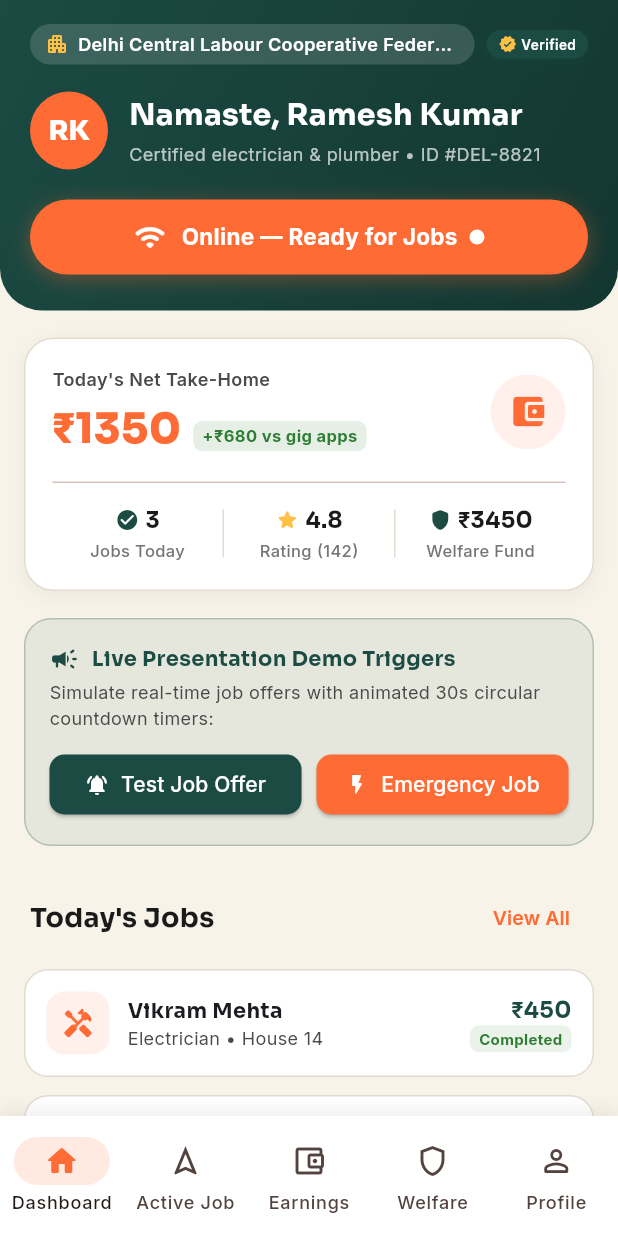
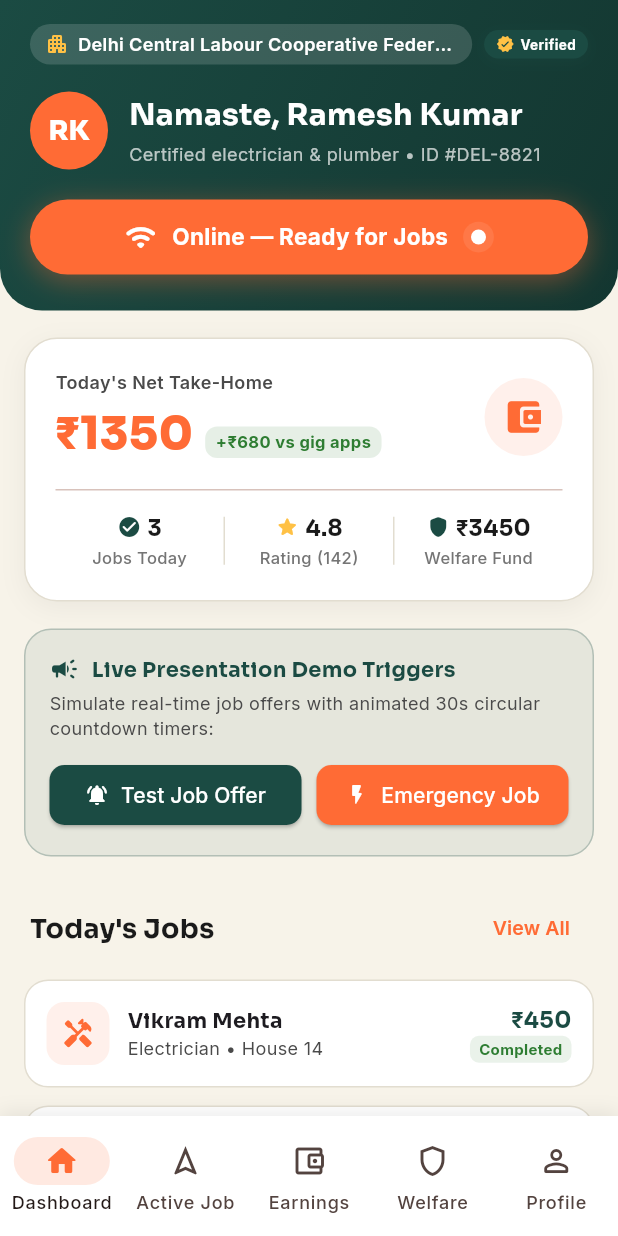
Before and after one commit to Sahakaryaa/worker-app, a Flutter app: the screen it shows after launch, on a phone screen of 412 x 824 dp. Run offline on Flutter 3.47's test engine with Material 3 defaults, Android fonts, the phone set to English and light mode, and no system bars; drawn by our look-alikes of flutter_animate; our stand-ins replace device_preview, dio, fl_chart, flutter_map, flutter_riverpod, flutter_secure_storage and 5 more; network calls fail.

Commit message:
feat(ui): implement immersive UI skill refinements (spring toggle, GlassCard, countdown ring, haptics)

```diff
--- a/lib/widgets/availability_toggle.dart
+++ b/lib/widgets/availability_toggle.dart
@@ -1,23 +1,50 @@
 import 'package:flutter/material.dart';
+import 'package:flutter/services.dart';
 import 'package:flutter_riverpod/flutter_riverpod.dart';
 import 'package:google_fonts/google_fonts.dart';
 import '../theme/app_colors.dart';
 import '../providers/availability_provider.dart';
 
-/// Hero Availability Toggle element per 03-worker-app-flutter.md §4.
-/// Prominently displays online/offline readiness with AnimatedContainer transition.
-class AvailabilityToggle extends ConsumerWidget {
+/// Hero Availability Toggle element per 03-worker-app-flutter.md §4 & 08-flutter-immersive-ui-skill.md §4.6.
+/// Prominently displays online/offline readiness with spring motion, haptic pulse, and live radar wave.
+class AvailabilityToggle extends ConsumerStatefulWidget {
   const AvailabilityToggle({super.key});
 
   @override
-  Widget build(BuildContext context, WidgetRef ref) {
+  ConsumerState<AvailabilityToggle> createState() => _AvailabilityToggleState();
+}
+
+class _AvailabilityToggleState extends ConsumerState<AvailabilityToggle>
+    with SingleTickerProviderStateMixin {
+  late final AnimationController _pulseController;
+
+  @override
+  void initState() {
+    super.initState();
+    _pulseController = AnimationController(
+      vsync: this,
+      duration: const Duration(milliseconds: 1600),
+    )..repeat();
+  }
+
+  @override
+  void dispose() {
+    _pulseController.dispose();
+    super.dispose();
+  }
+
+  @override
+  Widget build(BuildContext context) {
     final isOnline = ref.watch(availabilityProvider);
 
     return GestureDetector(
-      onTap: () => ref.read(availabilityProvider.notifier).toggle(),
+      onTap: () {
+        HapticFeedback.mediumImpact();
+        ref.read(availabilityProvider.notifier).toggle();
+      },
       child: AnimatedContainer(
-        duration: const Duration(milliseconds: 280),
-        curve: Curves.easeOutCubic,
+        duration: const Duration(milliseconds: 320),
+        curve: Curves.elasticOut,
         padding: const EdgeInsets.symmetric(horizontal: 20, vertical: 14),
         decoration: BoxDecoration(
           color: isOnline ? AppColors.orange : const Color(0xFFE0DDD5),
@@ -25,10 +52,10 @@ class AvailabilityToggle extends ConsumerWidget {
           boxShadow: [
             BoxShadow(
               color: isOnline
-                  ? AppColors.orange.withValues(alpha: 0.35)
+                  ? AppColors.orange.withValues(alpha: 0.4)
                   : Colors.black.withValues(alpha: 0.05),
-              blurRadius: isOnline ? 12 : 4,
-              offset: const Offset(0, 3),
+              blurRadius: isOnline ? 16 : 4,
+              offset: const Offset(0, 4),
             ),
           ],
         ),
@@ -54,13 +81,45 @@ class AvailabilityToggle extends ConsumerWidget {
                 letterSpacing: 0.2,
               ),
             ),
-            const SizedBox(width: 8),
+            const SizedBox(width: 10),
+
+            // Live status dot with pulse radar when online
+            if (isOnline)
+              AnimatedBuilder(
+                animation: _pulseController,
+                builder: (context, child) {
+                  return Stack(
+                    alignment: Alignment.center,
+                    children: [
+                      Container(
+                        width: 10 + (12 * _pulseController.value),
+                        height: 10 + (12 * _pulseController.value),
+                        decoration: BoxDecoration(
+                          shape: BoxShape.circle,
+                          color: Colors.white.withValues(
+                            alpha: (1.0 - _pulseController.value) * 0.7,
+                          ),
+                        ),
+                      ),
+                      Container(
+                        width: 10,
+                        height: 10,
+                        decoration: const BoxDecoration(
+                          shape: BoxShape.circle,
+                          color: Colors.white,
+                        ),
+                      ),
+                    ],
+                  );
+                },
+              )
+            else
               Container(
                 width: 10,
                 height: 10,
                 decoration: BoxDecoration(
                   shape: BoxShape.circle,
-                color: isOnline ? Colors.white : Colors.grey.shade500,
+                  color: Colors.grey.shade600,
                 ),
               ),
           ],
--- a/lib/widgets/cooperative_badge.dart
+++ b/lib/widgets/cooperative_badge.dart
@@ -1,8 +1,10 @@
 import 'package:flutter/material.dart';
+import 'package:flutter_animate/flutter_animate.dart';
 import '../theme/app_colors.dart';
 
-/// Signature Cooperative Badge — Teal pill with Gold verified checkmark.
-class CooperativeBadge extends StatefulWidget {
+/// The signature "Cooperative Verified" badge — teal pill with gold checkmark.
+/// Features an elastic scale-in entrance animation and subtle gold shimmer respecting reduced motion.
+class CooperativeBadge extends StatelessWidget {
   final bool compact;
   final bool isCompact;
   final bool animate;
@@ -19,42 +21,10 @@ class CooperativeBadge extends StatefulWidget {
   bool get effectiveCompact => compact || isCompact;
 
   @override
-  State<CooperativeBadge> createState() => _CooperativeBadgeState();
-}
-
-class _CooperativeBadgeState extends State<CooperativeBadge>
-    with SingleTickerProviderStateMixin {
-  late final AnimationController _controller;
-  late final Animation<double> _scaleAnimation;
-
-  @override
-  void initState() {
-    super.initState();
-    _controller = AnimationController(
-      vsync: this,
-      duration: const Duration(milliseconds: 350),
-    );
-    _scaleAnimation = Tween<double>(begin: 0.8, end: 1.0).animate(
-      CurvedAnimation(parent: _controller, curve: Curves.elasticOut),
-    );
-    if (widget.animate) {
-      _controller.forward();
-    } else {
-      _controller.value = 1.0;
-    }
-  }
-
-  @override
-  void dispose() {
-    _controller.dispose();
-    super.dispose();
-  }
-
-  @override
   Widget build(BuildContext context) {
     final disableAnimations =
         MediaQuery.maybeOf(context)?.disableAnimations ?? false;
-    final isSmall = widget.effectiveCompact;
+    final isSmall = effectiveCompact;
 
     final badgeContent = Container(
       padding: EdgeInsets.symmetric(
@@ -66,8 +36,8 @@ class _CooperativeBadgeState extends State<CooperativeBadge>
         borderRadius: BorderRadius.circular(20),
         boxShadow: [
           BoxShadow(
-            color: AppColors.teal.withValues(alpha: 0.3),
-            blurRadius: 6,
+            color: AppColors.teal.withValues(alpha: 0.35),
+            blurRadius: 8,
             offset: const Offset(0, 2),
           ),
         ],
@@ -77,17 +47,16 @@ class _CooperativeBadgeState extends State<CooperativeBadge>
         children: [
           Icon(
             Icons.verified_rounded,
-            size: isSmall ? 12 : 14,
+            size: isSmall ? 12 : 15,
             color: AppColors.gold,
           ),
-          SizedBox(width: isSmall ? 3 : 5),
+          SizedBox(width: isSmall ? 4 : 6),
           Text(
-            widget.federationName ??
-                (isSmall ? 'Verified' : 'Cooperative Verified'),
+            federationName ?? (isSmall ? 'Verified' : 'Cooperative Verified'),
             style: TextStyle(
               color: Colors.white,
               fontSize: isSmall ? 9 : 11,
-              fontWeight: FontWeight.w600,
+              fontWeight: FontWeight.w700,
               letterSpacing: 0.3,
             ),
           ),
@@ -95,13 +64,23 @@ class _CooperativeBadgeState extends State<CooperativeBadge>
       ),
     );
 
-    if (disableAnimations || !widget.animate) {
+    if (disableAnimations || !animate) {
       return badgeContent;
     }
 
-    return ScaleTransition(
-      scale: _scaleAnimation,
-      child: badgeContent,
-    );
+    return badgeContent
+        .animate()
+        .fadeIn(duration: 350.ms)
+        .scale(
+          begin: const Offset(0.85, 0.85),
+          end: const Offset(1.0, 1.0),
+          curve: Curves.elasticOut,
+          duration: 600.ms,
+        )
+        .then(delay: 200.ms)
+        .shimmer(
+          duration: 1200.ms,
+          color: AppColors.gold.withValues(alpha: 0.4),
+        );
   }
 }
--- a/lib/widgets/earnings_summary_card.dart
+++ b/lib/widgets/earnings_summary_card.dart
@@ -1,8 +1,11 @@
 import 'package:flutter/material.dart';
+import 'package:flutter/services.dart';
 import 'package:google_fonts/google_fonts.dart';
+import 'package:flutter_animate/flutter_animate.dart';
 import '../theme/app_colors.dart';
 
 /// Metrics summary card displayed on Worker Home Dashboard.
+/// Enhanced with staggered entry and count-up formatting per 08-flutter-immersive-ui-skill.md §5.
 class EarningsSummaryCard extends StatelessWidget {
   final double todayEarnings;
   final int completedJobs;
@@ -22,16 +25,16 @@ class EarningsSummaryCard extends StatelessWidget {
   @override
   Widget build(BuildContext context) {
     return Container(
-      padding: const EdgeInsets.all(18),
+      padding: const EdgeInsets.all(20),
       decoration: BoxDecoration(
         color: AppColors.surface,
-        borderRadius: BorderRadius.circular(20),
+        borderRadius: BorderRadius.circular(22),
         border: Border.all(color: AppColors.border),
         boxShadow: [
           BoxShadow(
             color: Colors.black.withValues(alpha: 0.05),
-            blurRadius: 10,
-            offset: const Offset(0, 3),
+            blurRadius: 14,
+            offset: const Offset(0, 4),
           ),
         ],
       ),
@@ -60,7 +63,7 @@ class EarningsSummaryCard extends StatelessWidget {
                       Text(
                         '₹${todayEarnings.toStringAsFixed(0)}',
                         style: GoogleFonts.sora(
-                          fontSize: 28,
+                          fontSize: 30,
                           fontWeight: FontWeight.w800,
                           color: AppColors.orange,
                         ),
@@ -68,10 +71,10 @@ class EarningsSummaryCard extends StatelessWidget {
                       const SizedBox(width: 8),
                       Container(
                         padding: const EdgeInsets.symmetric(
-                            horizontal: 6, vertical: 2),
+                            horizontal: 7, vertical: 2.5),
                         decoration: BoxDecoration(
                           color: AppColors.success.withValues(alpha: 0.12),
-                          borderRadius: BorderRadius.circular(6),
+                          borderRadius: BorderRadius.circular(8),
                         ),
                         child: Text(
                           '+₹680 vs gig apps',
@@ -95,7 +98,7 @@ class EarningsSummaryCard extends StatelessWidget {
                 child: const Icon(
                   Icons.account_balance_wallet_rounded,
                   color: AppColors.orange,
-                  size: 26,
+                  size: 28,
                 ),
               ),
             ],
@@ -104,7 +107,7 @@ class EarningsSummaryCard extends StatelessWidget {
           const Divider(height: 1),
           const SizedBox(height: 14),
 
-          // 3 Quick Metrics
+          // 3 Quick Metrics (Bento subcells)
           Row(
             children: [
               // Jobs
@@ -130,7 +133,10 @@ class EarningsSummaryCard extends StatelessWidget {
               // Welfare Fund
               Expanded(
                 child: GestureDetector(
-                  onTap: onWelfareTap,
+                  onTap: () {
+                    HapticFeedback.lightImpact();
+                    onWelfareTap?.call();
+                  },
                   child: _buildMetricItem(
                     icon: Icons.shield_rounded,
                     iconColor: AppColors.teal,
@@ -143,7 +149,7 @@ class EarningsSummaryCard extends StatelessWidget {
           ),
         ],
       ),
-    );
+    ).animate().fadeIn(duration: 350.ms).slideY(begin: 0.08, end: 0);
   }
 
   Widget _buildMetricItem({
--- a/pubspec.yaml
+++ b/pubspec.yaml
@@ -40,6 +40,8 @@ dependencies:
   flutter_rating_bar: ^4.0.1
   shimmer: ^3.0.0
   device_preview: ^1.2.0
+  # Animation & Motion
+  flutter_animate: ^4.5.2
 
   # Routing
   go_router: ^15.1.2
```
Also changed, not shown: lib/services/job_socket_service.dart (+4 -4 lines), lib/widgets/glass_card.dart (added, +69 -0 lines), lib/widgets/job_offer_card.dart (+24 -23 lines), pubspec.lock. Lines whose indentation alone changed are shown as unchanged.
